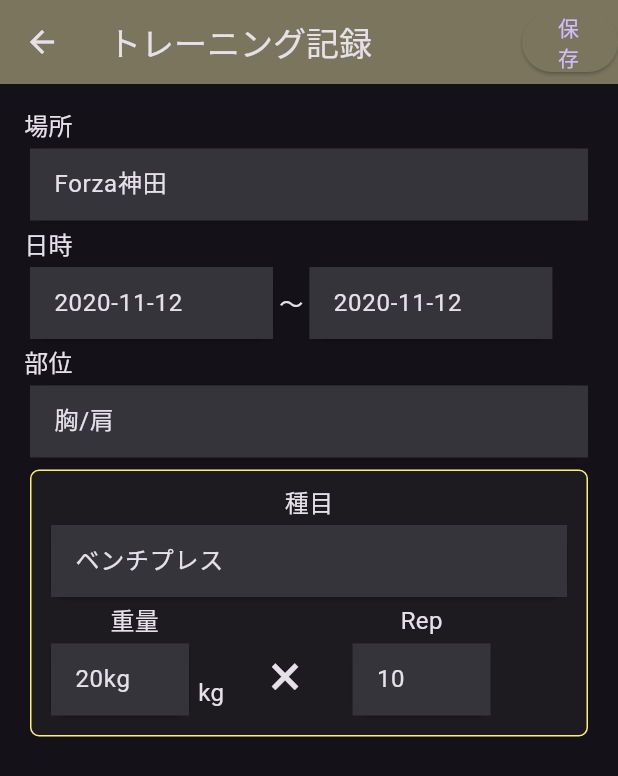
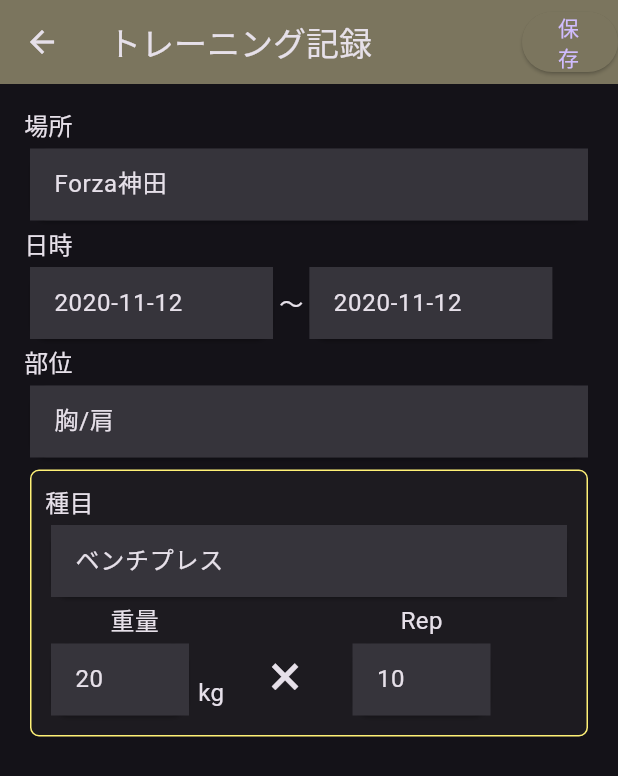
Before and after one commit to kana0830/gym_freak, a Flutter app: the EditTrainingMemo screen opened directly, on a phone screen of 412 x 824 dp. Shown: the top 776 px of the screen. Run offline on Flutter 3.47's test engine with Material 3 defaults, Android fonts, the phone set to English and light mode, and no system bars; our stand-ins replace cloud_firestore, firebase_core, flutter_datetime_picker_plus, flutter_riverpod, go_router, riverpod_annotation and 1 more; missing offline and left inert: age_calculator, firebase_ui_auth; accounts and stored records are empty; generated files the repository leaves out were written again.

Commit message:
トレーニング記録登録画面の作成

```diff
--- a/lib/views/screens/pages/edit_training_memo.dart
+++ b/lib/views/screens/pages/edit_training_memo.dart
@@ -102,6 +102,7 @@ class EditTrainingMemo extends ConsumerWidget {
             children: [
               Container(
                   child: Column(
+                crossAxisAlignment: CrossAxisAlignment.start,
                 children: [
                   const Text('種目'),
                   _textField(1, 'ベンチプレス'),
@@ -115,7 +116,7 @@ class EditTrainingMemo extends ConsumerWidget {
                       Row(
                         crossAxisAlignment: CrossAxisAlignment.end,
                         children: [
-                          Container(width: 100, child: _textField(1, '20kg')),
+                          Container(width: 100, child: _textField(1, '20')),
                           Padding(
                             padding:
                                 const EdgeInsets.only(left: 2.0, bottom: 8.0),
@@ -126,7 +127,8 @@ class EditTrainingMemo extends ConsumerWidget {
                     ],
                   ),
                   Container(
-                    padding: EdgeInsets.only(left: 30.0, right: 30.0, top: 18.0),
+                    padding:
+                        EdgeInsets.only(left: 30.0, right: 30.0, top: 18.0),
                     child: Text('×', style: TextStyle(fontSize: 40.0)),
                   ),
                   Container(
@@ -136,7 +138,8 @@ class EditTrainingMemo extends ConsumerWidget {
                         const Text('Rep'),
                         _textField(1, '10'),
                       ],
-                      )),
+                    ),
+                  ),
                 ],
               ),
             ],
```
Lines whose indentation alone changed are shown as unchanged.
